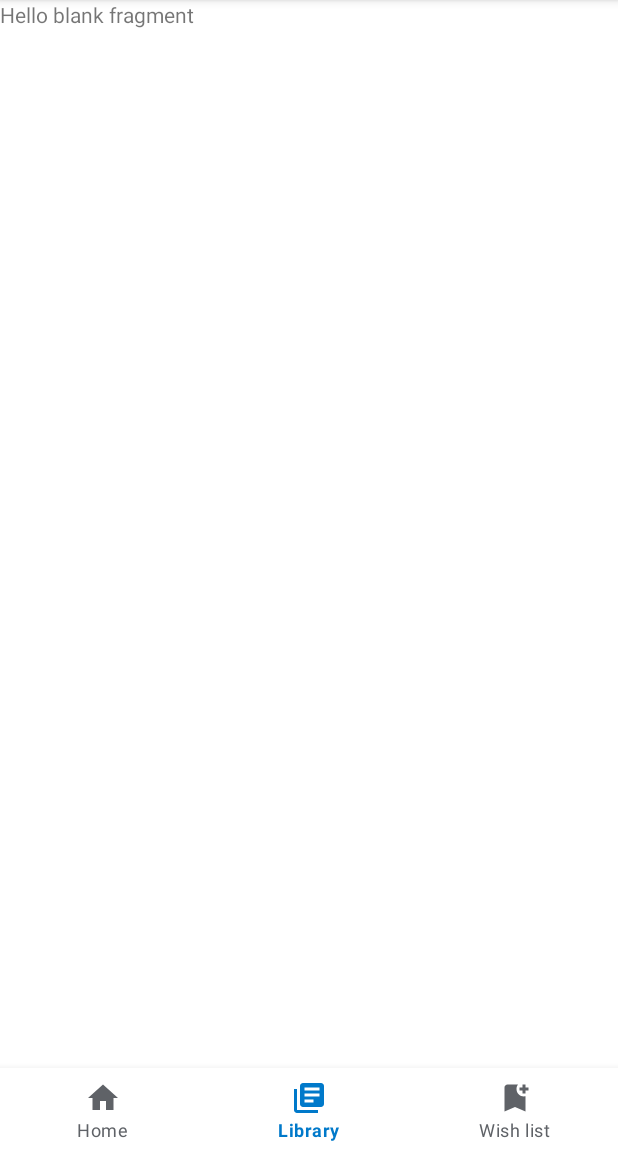
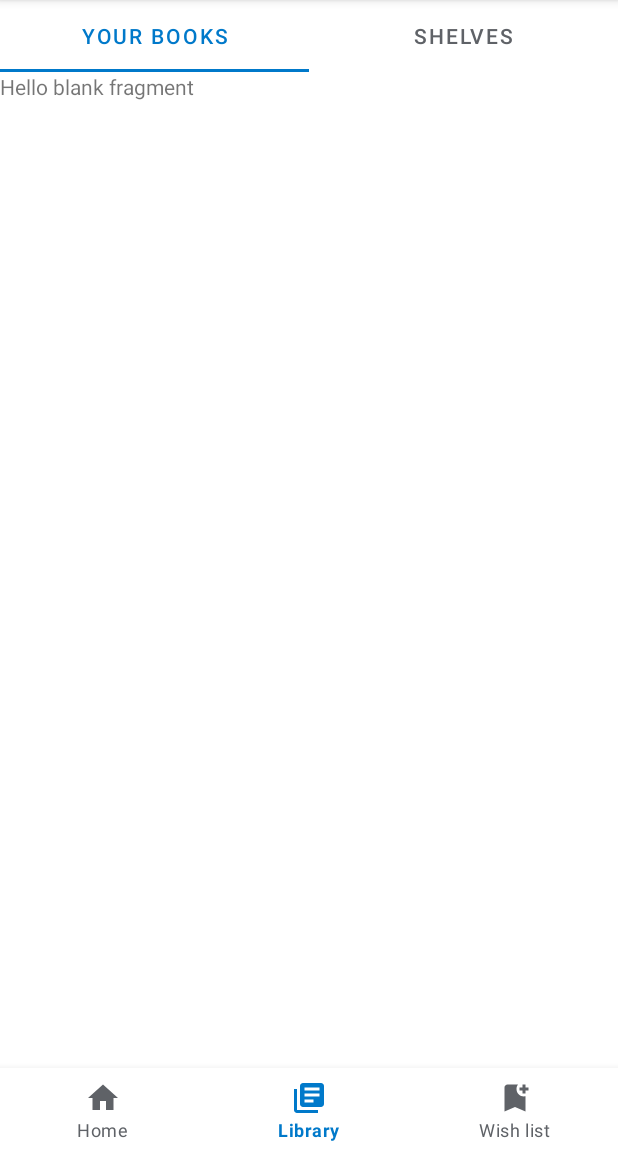
Before and after one commit to Orlando17544/BookDroid, an Android app: the screen it shows after launch (MainActivity), item 2 of the bottom bar chosen, on a phone screen of 412 x 824 dp, the part 84-1236 px from its top. Run offline under Robolectric (Android 15) with nearby library versions, the phone set to English and light mode, and no system bars; our stand-ins replace Room's generated code, data binding; pictures from the network do not load; 8 statements that could not run were skipped.

Commit message:
ViewPager2 in Library Fragment implemented

```diff
--- a/app/src/main/AndroidManifest.xml
+++ b/app/src/main/AndroidManifest.xml
@@ -26,7 +26,7 @@
                 android:resource="@xml/filepaths" />
         </provider>
         <activity
-            android:name=".home.BookActivity"
+            android:name=".home.DownloadableBookActivity"
             android:exported="false" />
         <activity
             android:name=".home.CategoryActivity"
--- a/app/src/main/java/com/example/android/bookdroid/home/BookViewModel.kt
+++ b/app/src/main/java/com/example/android/bookdroid/home/DownloadableBookViewModel.kt
@@ -18,9 +18,9 @@ import java.io.FileOutputStream
 import java.io.InputStream
 
 
-class BookViewModel(val downloadableBook: DownloadableBook,
-                    val database: BookDatabaseDao,
-                    application: Application) : AndroidViewModel(application) {
+class DownloadableBookViewModel(val downloadableBook: DownloadableBook,
+                                val database: BookDatabaseDao,
+                                application: Application) : AndroidViewModel(application) {
     lateinit var identifier: String;
 
     private var _downloadState = MutableLiveData<String>();
--- a/app/src/main/java/com/example/android/bookdroid/home/BookViewModelFactory.kt
+++ b/app/src/main/java/com/example/android/bookdroid/home/DownloadableBookViewModelFactory.kt
@@ -6,15 +6,15 @@ import androidx.lifecycle.ViewModelProvider
 import com.example.android.bookdroid.database.BookDatabaseDao
 import com.example.android.bookdroid.network.DownloadableBook
 
-class BookViewModelFactory(
+class DownloadableBookViewModelFactory(
     private val downloadableBook: DownloadableBook,
     private val dataSource: BookDatabaseDao,
     private val application: Application
 ): ViewModelProvider.Factory {
     @Suppress("unchecked_cast")
     override fun <T : ViewModel> create(modelClass: Class<T>): T {
-        if (modelClass.isAssignableFrom(BookViewModel::class.java)) {
-            return BookViewModel(downloadableBook, dataSource, application) as T
+        if (modelClass.isAssignableFrom(DownloadableBookViewModel::class.java)) {
+            return DownloadableBookViewModel(downloadableBook, dataSource, application) as T
         }
         throw IllegalArgumentException("Unknown ViewModel class")
     }
--- a/app/src/main/java/com/example/android/bookdroid/home/HomeFragment.kt
+++ b/app/src/main/java/com/example/android/bookdroid/home/HomeFragment.kt
@@ -1,12 +1,10 @@
 package com.example.android.bookdroid.home
 
-import android.R
 import android.content.Intent
 import android.os.Bundle
 import android.view.LayoutInflater
 import android.view.View
 import android.view.ViewGroup
-import androidx.databinding.DataBindingUtil
 import androidx.fragment.app.Fragment
 import androidx.lifecycle.Observer
 import androidx.lifecycle.ViewModelProvider
@@ -60,7 +58,7 @@ class HomeFragment : Fragment() {
         })
 
         viewModel.navigateToSelectedDownloadableBook.observe(viewLifecycleOwner, Observer { downloadableBook ->
-            val intent = Intent(this.context, BookActivity::class.java).apply {
+            val intent = Intent(this.context, DownloadableBookActivity::class.java).apply {
                 putExtra(EXTRA_MESSAGE_DOWNLOADABLE_BOOK, downloadableBook)
             }
             startActivity(intent)
--- /dev/null
+++ b/app/src/main/java/com/example/android/bookdroid/library/BookShelfPagerAdapter.kt
@@ -0,0 +1,28 @@
+package com.example.android.bookdroid.library
+
+import androidx.fragment.app.Fragment
+import androidx.fragment.app.FragmentActivity
+import androidx.viewpager2.adapter.FragmentStateAdapter
+
+class BookShelfPagerAdapter(fragmentActivity: FragmentActivity) : FragmentStateAdapter(fragmentActivity) {
+    override fun getItemCount(): Int {
+        return 2;
+    }
+
+    override fun createFragment(position: Int): Fragment {
+        when (position) {
+            0 -> {
+                val fragment = BooksFragment();
+                return fragment;
+            }
+            1 -> {
+                val fragment = ShelvesFragment();
+                return fragment;
+            }
+            else -> {
+                val fragment = Fragment();
+                return fragment
+            }
+        }
+    }
+}
--- /dev/null
+++ b/app/src/main/java/com/example/android/bookdroid/library/BooksFragment.kt
@@ -0,0 +1,60 @@
+package com.example.android.bookdroid.library
+
+import android.os.Bundle
+import androidx.fragment.app.Fragment
+import android.view.LayoutInflater
+import android.view.View
+import android.view.ViewGroup
+import com.example.android.bookdroid.R
+
+// TODO: Rename parameter arguments, choose names that match
+// the fragment initialization parameters, e.g. ARG_ITEM_NUMBER
+private const val ARG_PARAM1 = "param1"
+private const val ARG_PARAM2 = "param2"
+
+/**
+ * A simple [Fragment] subclass.
+ * Use the [BooksFragment.newInstance] factory method to
+ * create an instance of this fragment.
+ */
+class BooksFragment : Fragment() {
+    // TODO: Rename and change types of parameters
+    private var param1: String? = null
+    private var param2: String? = null
+
+    override fun onCreate(savedInstanceState: Bundle?) {
+        super.onCreate(savedInstanceState)
+        arguments?.let {
+            param1 = it.getString(ARG_PARAM1)
+            param2 = it.getString(ARG_PARAM2)
+        }
+    }
+
+    override fun onCreateView(
+        inflater: LayoutInflater, container: ViewGroup?,
+        savedInstanceState: Bundle?
+    ): View? {
+        // Inflate the layout for this fragment
+        return inflater.inflate(R.layout.fragment_books, container, false)
+    }
+
+    companion object {
+        /**
+         * Use this factory method to create a new instance of
+         * this fragment using the provided parameters.
+         *
+         * @param param1 Parameter 1.
+         * @param param2 Parameter 2.
+         * @return A new instance of fragment BooksFragment.
+         */
+        // TODO: Rename and change types and number of parameters
+        @JvmStatic
+        fun newInstance(param1: String, param2: String) =
+            BooksFragment().apply {
+                arguments = Bundle().apply {
+                    putString(ARG_PARAM1, param1)
+                    putString(ARG_PARAM2, param2)
+                }
+            }
+    }
+}
--- a/app/src/main/java/com/example/android/bookdroid/library/LibraryFragment.kt
+++ b/app/src/main/java/com/example/android/bookdroid/library/LibraryFragment.kt
@@ -5,14 +5,52 @@ import androidx.fragment.app.Fragment
 import android.view.LayoutInflater
 import android.view.View
 import android.view.ViewGroup
+import androidx.lifecycle.ViewModelProvider
+import androidx.viewpager2.widget.ViewPager2
 import com.example.android.bookdroid.R
+import com.example.android.bookdroid.database.BookDatabase
+import com.example.android.bookdroid.databinding.FragmentHomeBinding
+import com.example.android.bookdroid.databinding.FragmentLibraryBinding
+import com.google.android.material.tabs.TabLayout
+import com.google.android.material.tabs.TabLayoutMediator
 
 class LibraryFragment : Fragment() {
+
+    private lateinit var viewModel: LibraryViewModel;
+
     override fun onCreateView(
         inflater: LayoutInflater, container: ViewGroup?,
         savedInstanceState: Bundle?
     ): View? {
         // Inflate the layout for this fragment
-        return inflater.inflate(R.layout.fragment_library, container, false)
+        val binding = FragmentLibraryBinding.inflate(inflater)
+
+        val application = requireNotNull(this.activity).application;
+
+        val dataSource = BookDatabase.getInstance(application).bookDatabaseDao;
+        val viewModelFactory = LibraryViewModelFactory(dataSource, application)
+
+        // Get a reference to the ViewModel associated with this fragment.
+        viewModel =
+            ViewModelProvider(
+                this, viewModelFactory).get(LibraryViewModel::class.java)
+
+        binding.viewModel = viewModel;
+
+        binding.lifecycleOwner = viewLifecycleOwner;
+
+        binding.viewPager2.adapter = BookShelfPagerAdapter(this.requireActivity());
+
+        val tabLayoutMediator = TabLayoutMediator(
+            binding.tabLayout, binding.viewPager2
+        ) { tab, position ->
+            when (position) {
+                0 -> tab.text = "Your books"
+                1 -> tab.text = "Shelves"
+            }
+        }
+        tabLayoutMediator.attach()
+
+        return binding.root;
     }
 }
--- /dev/null
+++ b/app/src/main/java/com/example/android/bookdroid/library/LibraryViewModel.kt
@@ -0,0 +1,10 @@
+package com.example.android.bookdroid.library
+
+import android.app.Application
+import androidx.lifecycle.AndroidViewModel
+import androidx.lifecycle.ViewModel
+import com.example.android.bookdroid.database.BookDatabaseDao
+
+class LibraryViewModel(val database: BookDatabaseDao, application: Application) : AndroidViewModel(application) {
+
+}
--- /dev/null
+++ b/app/src/main/java/com/example/android/bookdroid/library/LibraryViewModelFactory.kt
@@ -0,0 +1,21 @@
+package com.example.android.bookdroid.library
+
+import android.app.Application
+import androidx.lifecycle.ViewModel
+import androidx.lifecycle.ViewModelProvider
+import com.example.android.bookdroid.database.BookDatabaseDao
+import com.example.android.bookdroid.home.DownloadableBookViewModel
+
+class LibraryViewModelFactory(private val dataSource: BookDatabaseDao,
+                              private val application: Application
+) : ViewModelProvider.Factory {
+
+    @Suppress("unchecked_cast")
+    override fun <T : ViewModel> create(modelClass: Class<T>): T {
+        if (modelClass.isAssignableFrom(LibraryViewModel::class.java)) {
+            return LibraryViewModel(dataSource, application) as T
+        }
+        throw IllegalArgumentException("Unknown ViewModel class")
+    }
+
+}
--- a/app/src/main/res/layout/activity_book.xml
+++ b/app/src/main/res/layout/activity_book.xml
@@ -7,7 +7,7 @@
 
         <variable
             name="viewModel"
-            type="com.example.android.bookdroid.home.BookViewModel" />
+            type="com.example.android.bookdroid.home.DownloadableBookViewModel" />
 
     </data>
 
@@ -18,7 +18,7 @@
         <androidx.constraintlayout.widget.ConstraintLayout
             android:layout_width="match_parent"
             android:layout_height="match_parent"
-            tools:context=".home.BookActivity">
+            tools:context=".home.DownloadableBookActivity">
 
             <ImageView
                 android:id="@+id/imageView"
--- /dev/null
+++ b/app/src/main/res/layout/fragment_books.xml
@@ -0,0 +1,14 @@
+<?xml version="1.0" encoding="utf-8"?>
+<FrameLayout xmlns:android="http://schemas.android.com/apk/res/android"
+    xmlns:tools="http://schemas.android.com/tools"
+    android:layout_width="match_parent"
+    android:layout_height="match_parent"
+    tools:context=".library.BooksFragment">
+
+    <!-- TODO: Update blank fragment layout -->
+    <TextView
+        android:layout_width="match_parent"
+        android:layout_height="match_parent"
+        android:text="@string/hello_blank_fragment" />
+
+</FrameLayout>
--- a/app/src/main/res/layout/fragment_library.xml
+++ b/app/src/main/res/layout/fragment_library.xml
@@ -1,14 +1,38 @@
 <?xml version="1.0" encoding="utf-8"?>
-<FrameLayout xmlns:android="http://schemas.android.com/apk/res/android"
+<layout xmlns:android="http://schemas.android.com/apk/res/android"
     xmlns:tools="http://schemas.android.com/tools"
-    android:layout_width="match_parent"
-    android:layout_height="match_parent"
-    tools:context=".LibraryFragment">
+    xmlns:app="http://schemas.android.com/apk/res-auto">
 
-    <!-- TODO: Update blank fragment layout -->
-    <TextView
+    <data>
+
+        <variable
+            name="viewModel"
+            type="com.example.android.bookdroid.library.LibraryViewModel" />
+
+    </data>
+
+    <RelativeLayout
         android:layout_width="match_parent"
         android:layout_height="match_parent"
-        android:text="@string/hello_blank_fragment" />
+        android:orientation="vertical"
+        tools:context=".LibraryFragment">
 
-</FrameLayout>
+        <com.google.android.material.tabs.TabLayout
+            android:id="@+id/tabLayout"
+            android:layout_width="match_parent"
+            android:layout_height="wrap_content"
+            android:layout_alignParentTop="true"
+            app:tabMode="fixed"
+            app:tabSelectedTextColor="@color/select"
+            app:tabIndicatorColor="@color/select"
+            app:tabTextColor="@color/deselect"/>
+
+        <androidx.viewpager2.widget.ViewPager2
+            android:id="@+id/viewPager2"
+            android:layout_width="match_parent"
+            android:layout_height="match_parent"
+            android:layout_below="@id/tabLayout"/>
+
+    </RelativeLayout>
+
+</layout>
```
Also changed, not shown: app/src/main/java/com/example/android/bookdroid/home/CategoryActivity.kt (+1 -6 lines), app/src/main/java/com/example/android/bookdroid/home/DownloadableBookActivity.kt (renamed from app/src/main/java/com/example/android/bookdroid/home/BookActivity.kt, +4 -6 lines), app/src/main/java/com/example/android/bookdroid/library/ShelvesFragment.kt (added, +19 -0 lines), app/src/main/res/layout/fragment_shelves.xml (added, +14 -0 lines).
